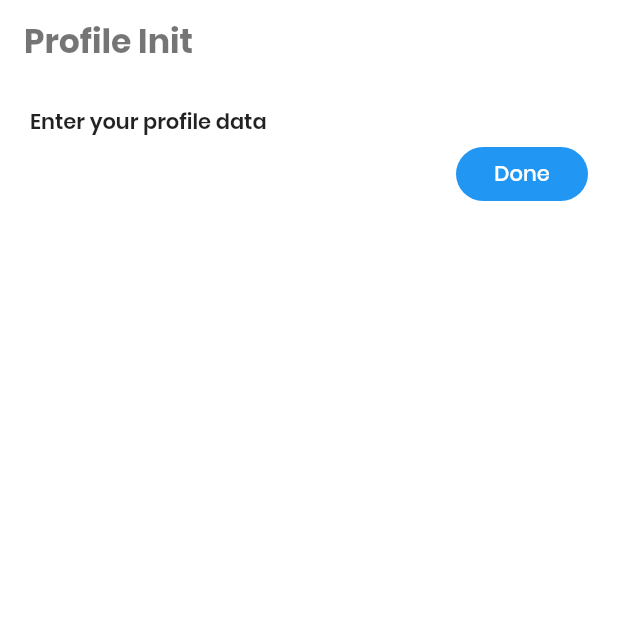
After one commit to luckypal/Chatter, a Flutter app: the ProfileInitPage screen opened by its route, on a phone screen of 412 x 824 dp, the top half of it. The commit adds this screen. Run offline on Flutter 3.47's test engine with Material 2 defaults, Android fonts, the phone set to English and light mode, and no system bars; our stand-ins replace carousel_slider, country_code_picker, firebase_auth, get_it; missing offline and left inert: phone_number, pin_entry_text_field; accounts and stored records are empty; statements that could not run were skipped.

Commit message:
Link with profile init with phone verify

```diff
--- a/lib/main.dart
+++ b/lib/main.dart
@@ -24,7 +24,7 @@ class MyApp extends StatelessWidget {
   Widget build(BuildContext context) {
     return MaterialApp(
       title: 'Chatter',
-      initialRoute: '/PhoneInput',
+      initialRoute: '/',
       onGenerateRoute: RouteGenerator.generateRoute,
       debugShowCheckedModeBanner: false,
       darkTheme: ThemeData(
--- a/lib/route_generator.dart
+++ b/lib/route_generator.dart
@@ -2,6 +2,7 @@ import 'package:flutter/material.dart';
 import 'package:chatter/src/screens/init/on_boarding.dart';
 import 'package:chatter/src/screens/init/phone_input.dart';
 import 'package:chatter/src/screens/init/phone_verify.dart';
+import 'package:chatter/src/screens/init/profile_init.dart';
 
 class RouteGenerator {
   static Route<dynamic> generateRoute(RouteSettings settings) {
@@ -15,6 +16,8 @@ class RouteGenerator {
         return MaterialPageRoute(builder: (_) => PhoneInputPage());
       case '/PhoneVerify':
         return MaterialPageRoute(builder: (_) => PhoneVerifyPage(args: args));
+      case '/ProfileInit':
+        return MaterialPageRoute(builder: (_) => ProfileInitPage());
       default:
         // If there is no such named route in the switch statement, e.g. /third
         return _errorRoute();
--- a/lib/src/screens/init/on_boarding.dart
+++ b/lib/src/screens/init/on_boarding.dart
@@ -38,7 +38,7 @@ class _OnBoardingPageState extends State<OnBoardingPage> {
 
   onContinue() {
     // Navigator.of(context).pushReplacementNamed('/InputPhone');
-    Navigator.of(context).pushNamed('/InputPhone');
+    Navigator.of(context).pushNamed('/PhoneInput');
   }
 
   isLastPage() {
--- /dev/null
+++ b/lib/src/screens/init/profile_init.dart
@@ -0,0 +1,68 @@
+import 'package:chatter/src/screens/init/phone_verify.dart';
+import 'package:flutter/cupertino.dart';
+import 'package:flutter/material.dart';
+import 'package:country_code_picker/country_code_picker.dart';
+import 'package:firebase_auth/firebase_auth.dart';
+// import 'package:flutter/services.dart';
+import 'package:chatter/config/app_config.dart' as config;
+import 'package:chatter/src/utils/ui.dart';
+import 'package:chatter/src/services/phone_verify.dart';
+import 'package:chatter/service_locator.dart';
+
+class ProfileInitPage extends StatefulWidget {
+  @override
+  _ProfileInitPageState createState() => _ProfileInitPageState();
+}
+
+class _ProfileInitPageState extends State<ProfileInitPage> {
+  @override
+  void initState() {
+    super.initState();
+  }
+
+  @override
+  Widget build(BuildContext context) {
+    return Scaffold(
+      backgroundColor: Theme.of(context).primaryColor.withOpacity(0.96),
+      appBar: AppBar(
+        automaticallyImplyLeading: false,
+        backgroundColor: Colors.transparent,
+        elevation: 0,
+        title: Text(
+          'Profile Init',
+          style: Theme.of(context).textTheme.display3,
+        ),
+      ),
+      body:
+      SingleChildScrollView(
+        child: Padding(
+          padding: const EdgeInsets.symmetric(horizontal: 20),
+          child: Column(
+            crossAxisAlignment: CrossAxisAlignment.start,
+            children: <Widget>[
+              SizedBox(height: 15),
+              Text(
+                'Enter your profile data',
+                textAlign: TextAlign.left,
+                style: Theme.of(context).textTheme.body2,
+              ),
+
+              Container(
+                alignment: Alignment.centerRight,
+                child:FlatButton(
+                  onPressed: () {},
+                  child: Text(
+                    'Done',
+                    style: Theme.of(context).textTheme.button,
+                  ),
+                  color: Theme.of(context).accentColor,
+                  shape: StadiumBorder(),
+                ),
+              ),
+            ]
+          )
+        ),
+      )
+    );
+  }
+}
```
Also changed, not shown: lib/src/screens/init/phone_input.dart (+5 -5 lines), lib/src/screens/init/phone_verify.dart (+7 -2 lines), lib/src/services/phone_verify.dart (+6 -5 lines).
